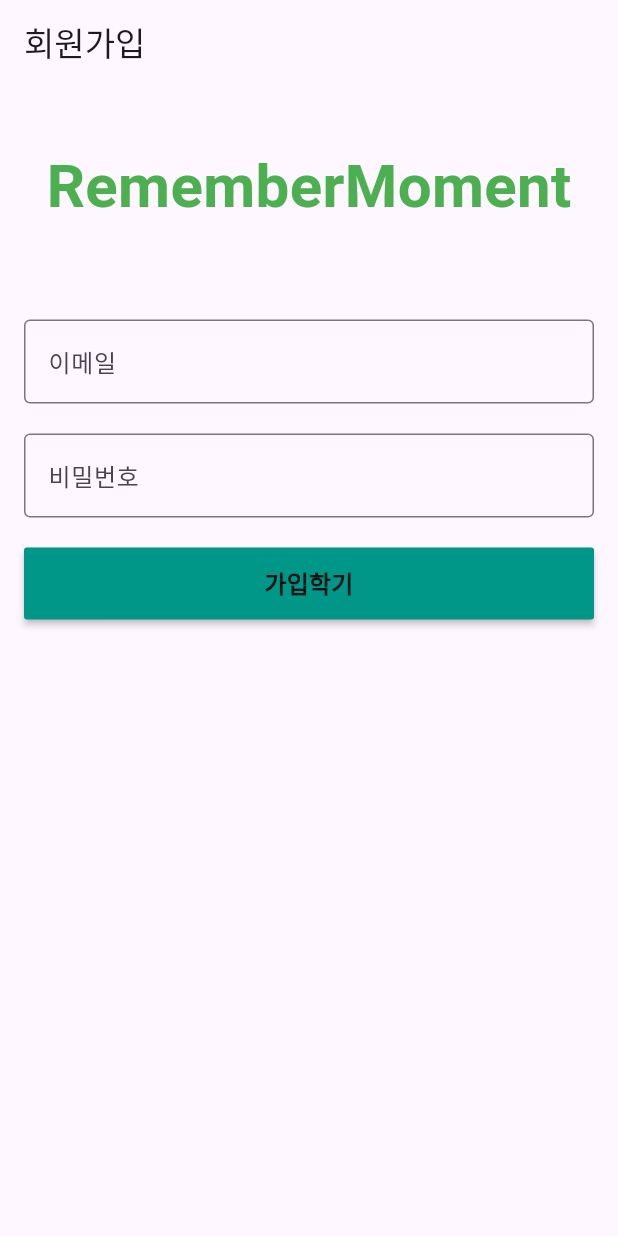
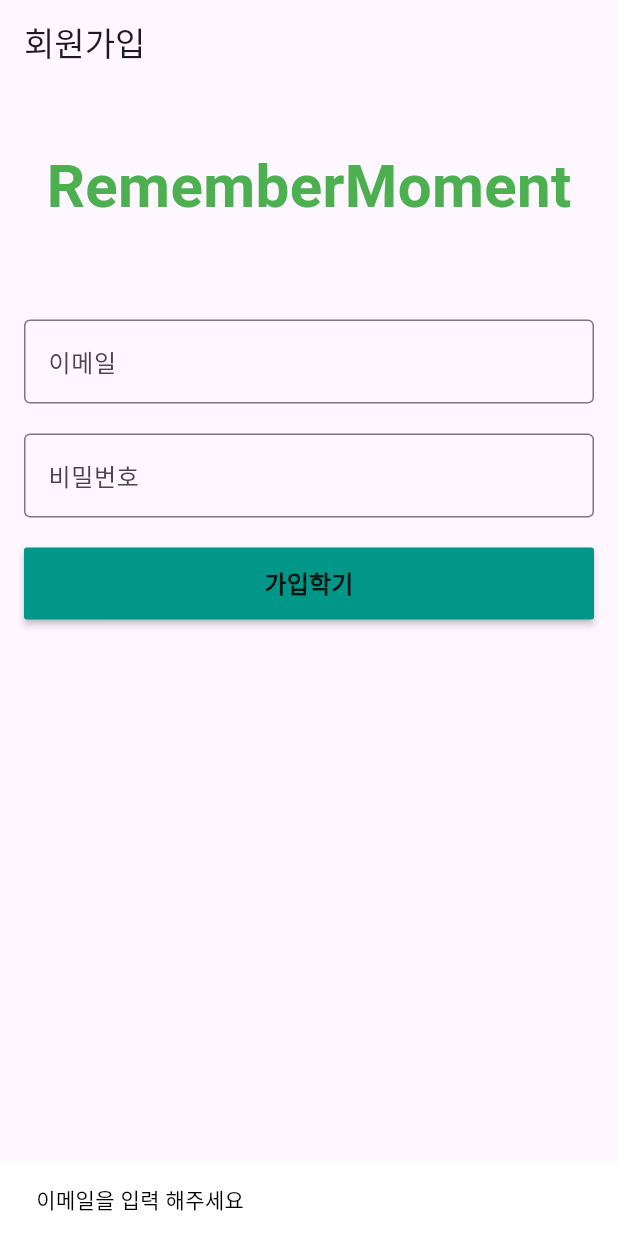
Before and after one commit to seongukHEO/FlutterUseMap, a Flutter app: the SignupScreen screen opened by its route, after a tap on "가입학기", on a phone screen of 412 x 824 dp. Run offline on Flutter 3.47's test engine with Material 3 defaults, Android fonts, the phone set to English and light mode, and no system bars; our stand-ins replace firebase_core, go_router, lottie, table_calendar; missing offline and left inert: flutter_naver_map; accounts and stored records are empty.

Commit message:
feat : 회원가입 유효성 검사 구현

```diff
--- a/lib/login/join_screen.dart
+++ b/lib/login/join_screen.dart
@@ -1,5 +1,6 @@
 
 import 'package:flutter/material.dart';
+import 'package:go_router/go_router.dart';
 
 void main() => runApp(MyApp());
 
@@ -13,11 +14,24 @@
 }
 
 class SignupScreen extends StatefulWidget {
+
+
   @override
   _SignupScreenState createState() => _SignupScreenState();
 }
 
 class _SignupScreenState extends State<SignupScreen> with TickerProviderStateMixin {
+
+  void showSnackbar(String message){
+    var snackBar = SnackBar(
+      content: Text(message, style: TextStyle(color: Colors.black),),
+      duration: Duration(seconds: 1),
+      backgroundColor: Colors.white,
+    );
+    ScaffoldMessenger.of(context).showSnackBar(snackBar);
+  }
+
+
   final _formKey = GlobalKey<FormState>();
 
   static const String _logoMessage = "RememberMoment";
@@ -128,7 +142,15 @@
                     Container(
                       margin: EdgeInsets.fromLTRB(0, 20, 0, 0),
                       child: MaterialButton(
-                        onPressed: (){},
+                        onPressed: (){
+                          if (emailController.text.isEmpty || emailController.text == null) {
+                            showSnackbar("이메일을 입력 해주세요");
+                          }  else if (pwController.text.isEmpty || pwController.text == null) {
+                            showSnackbar("비밀번호를 입력 해주세여");
+                          } else{
+                            context.go("/login");
+                          }
+                        },
                         height: 48,
                         minWidth: double.infinity,
                         child: Text("가입학기", style: TextStyle(fontWeight: FontWeight.bold, fontSize: 16),),
```
